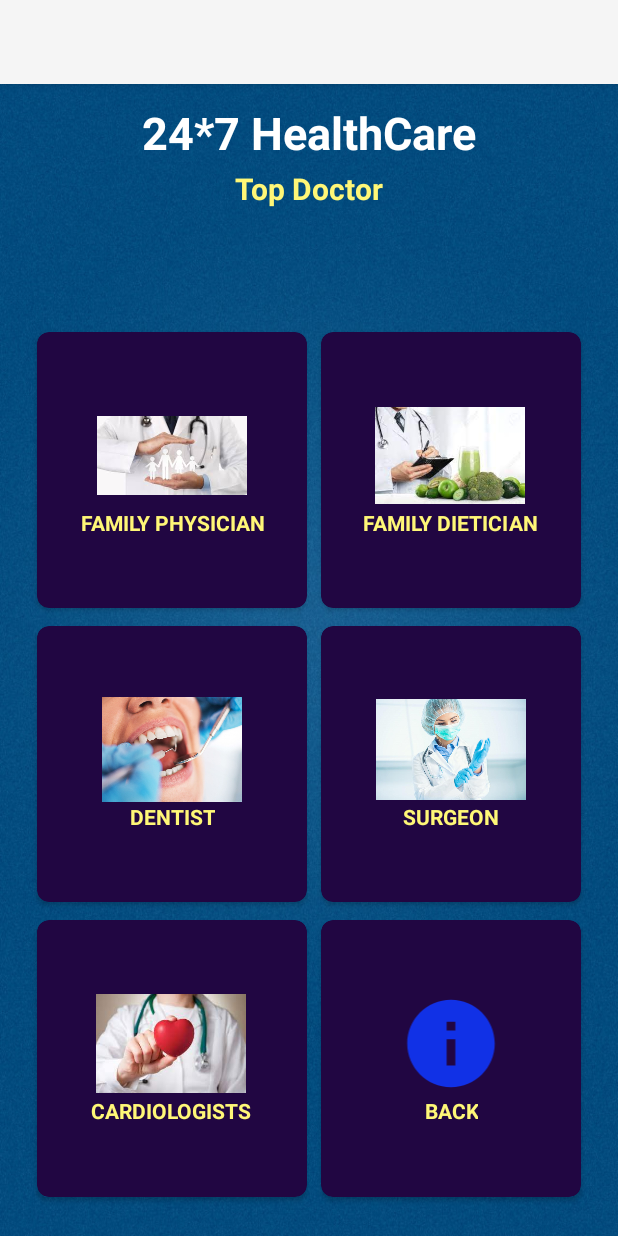
After one commit to NasirAkra/HealthCareApp, an Android app: the FindDoctorActivity screen opened directly, with no data from a screen before it, on a phone screen of 412 x 824 dp. The commit adds this screen. Run offline under Robolectric (Android 15) with nearby library versions, the phone set to English and light mode, and no system bars.

Commit message:
Add Home and Find Dctor Activity + Room Databasee]

```diff
--- a/app/src/main/AndroidManifest.xml
+++ b/app/src/main/AndroidManifest.xml
@@ -12,6 +12,12 @@
         android:supportsRtl="true"
         android:theme="@style/Theme.HealthCareApp"
         tools:targetApi="31">
+        <activity
+            android:name=".FindDoctorActivity"
+            android:exported="false" />
+        <activity
+            android:name=".HomeActivity"
+            android:exported="false" />
         <activity
             android:name=".RegisterActivity"
             android:exported="false" />
--- /dev/null
+++ b/app/src/main/java/com/brain/healthcareapp/FindDoctorActivity.java
@@ -0,0 +1,24 @@
+package com.brain.healthcareapp;
+
+import android.os.Bundle;
+
+import androidx.activity.EdgeToEdge;
+import androidx.appcompat.app.AppCompatActivity;
+import androidx.core.graphics.Insets;
+import androidx.core.view.ViewCompat;
+import androidx.core.view.WindowInsetsCompat;
+
+public class FindDoctorActivity extends AppCompatActivity {
+
+    @Override
+    protected void onCreate(Bundle savedInstanceState) {
+        super.onCreate(savedInstanceState);
+        EdgeToEdge.enable(this);
+        setContentView(R.layout.activity_find_doctor);
+        ViewCompat.setOnApplyWindowInsetsListener(findViewById(R.id.main), (v, insets) -> {
+            Insets systemBars = insets.getInsets(WindowInsetsCompat.Type.systemBars());
+            v.setPadding(systemBars.left, systemBars.top, systemBars.right, systemBars.bottom);
+            return insets;
+        });
+    }
+}
--- a/app/src/main/java/com/brain/healthcareapp/RegisterActivity.java
+++ b/app/src/main/java/com/brain/healthcareapp/RegisterActivity.java
@@ -36,6 +36,7 @@ public class RegisterActivity extends AppCompatActivity {
             String password=Repassword.getText().toString();
             String Confirm=Reconfirmpassword.getText().toString();
             String email=Email.getText().toString();
+            Database db =new Database(getApplicationContext(),"HealthCare",null,1);
 
             if (username.isEmpty() || password.isEmpty() || Confirm.isEmpty() || email.isEmpty())
             {
@@ -47,6 +48,7 @@ public class RegisterActivity extends AppCompatActivity {
                {
                    if (isValid(password))
                    {
+                       db.register(username,email,password);
                        Toast.makeText(this, "Record Inserted", Toast.LENGTH_SHORT).show();
                        startActivity(new Intent(RegisterActivity.this,LoginActivity.class));
 
--- /dev/null
+++ b/app/src/main/res/layout/activity_find_doctor.xml
@@ -0,0 +1,244 @@
+<?xml version="1.0" encoding="utf-8"?>
+<RelativeLayout
+    xmlns:android="http://schemas.android.com/apk/res/android"
+    xmlns:app="http://schemas.android.com/apk/res-auto"
+    xmlns:tools="http://schemas.android.com/tools"
+    android:id="@+id/main"
+    android:layout_width="match_parent"
+    android:layout_height="match_parent"
+    android:background="@drawable/background"
+    tools:context=".FindDoctorActivity">
+    <TextView
+        android:id="@+id/titleFindDoctor"
+        android:layout_width="wrap_content"
+        android:layout_height="wrap_content"
+        android:text="24*7 HealthCare"
+        android:textColor="#fff"
+        android:textStyle="bold"
+        android:textSize="30sp"
+        android:layout_centerHorizontal="true"
+        android:layout_margin="12dp"
+        tools:ignore="HardcodedText" />
+    <TextView
+        android:id="@+id/titleFindDoctorTop"
+        android:layout_width="wrap_content"
+        android:layout_height="wrap_content"
+        android:layout_marginStart="12dp"
+        android:layout_marginEnd="12dp"
+        android:text="Top Doctor"
+        android:layout_marginBottom="12dp"
+        android:textColor="#fff777"
+        android:textStyle="bold"
+        android:textSize="20sp"
+        android:layout_centerHorizontal="true"
+        android:layout_margin="56dp"
+        tools:ignore="HardcodedText" />
+    <GridLayout
+        android:layout_width="match_parent"
+        android:layout_height="match_parent"
+        android:layout_below="@id/titleFindDoctorTop"
+        android:layout_margin="20dp"
+        android:columnCount="2"
+        android:rowCount="3">
+        <androidx.cardview.widget.CardView
+            android:layout_width="wrap_content"
+            android:layout_height="wrap_content"
+            android:id="@+id/cardFDfamilyPhysician"
+            android:layout_row="0"
+            android:layout_column="0"
+            android:layout_rowWeight="1"
+            android:layout_columnWeight="1"
+            android:layout_gravity="fill"
+            app:cardBackgroundColor="@color/purpleDark"
+            app:cardCornerRadius="8dp"
+            android:elevation="8dp"
+            app:cardUseCompatPadding="true">
+            <LinearLayout
+                android:layout_width="wrap_content"
+                android:layout_height="wrap_content"
+                android:layout_gravity="center_horizontal|center_vertical"
+                android:gravity="center"
+                android:orientation="vertical">
+                <ImageView
+                    android:layout_width="100dp"
+                    android:layout_height="70dp"
+                    android:src="@drawable/family_physicians"/>
+                <TextView
+                    android:layout_width="wrap_content"
+                    android:layout_height="wrap_content"
+                    android:text="Family Physician"
+                    android:textAllCaps="true"
+                    android:textAlignment="center"
+                    android:textColor="@color/YellowLight"
+                    android:textStyle="bold"/>
+            </LinearLayout>
+        </androidx.cardview.widget.CardView>
+        <androidx.cardview.widget.CardView
+            android:layout_width="wrap_content"
+            android:layout_height="wrap_content"
+            android:id="@+id/cardFDDetician"
+            android:layout_row="0"
+            android:layout_column="1"
+            android:layout_rowWeight="1"
+            android:layout_columnWeight="1"
+            android:layout_gravity="fill"
+            app:cardBackgroundColor="@color/purpleDark"
+            app:cardCornerRadius="8dp"
+            android:elevation="8dp"
+            app:cardUseCompatPadding="true">
+            <LinearLayout
+                android:layout_width="wrap_content"
+                android:layout_height="wrap_content"
+                android:layout_gravity="center_horizontal|center_vertical"
+                android:gravity="center"
+                android:orientation="vertical">
+                <ImageView
+                    android:layout_width="100dp"
+                    android:layout_height="70dp"
+                    android:src="@drawable/dietician"/>
+                <TextView
+                    android:layout_width="wrap_content"
+                    android:layout_height="wrap_content"
+                    android:text="Family Dietician"
+                    android:textAllCaps="true"
+                    android:textAlignment="center"
+                    android:textColor="@color/YellowLight"
+                    android:textStyle="bold"/>
+            </LinearLayout>
+        </androidx.cardview.widget.CardView>
+        <androidx.cardview.widget.CardView
+            android:layout_width="wrap_content"
+            android:layout_height="wrap_content"
+            android:id="@+id/cardFDDentist"
+            android:layout_row="1"
+            android:layout_column="0"
+            android:layout_rowWeight="1"
+            android:layout_columnWeight="1"
+            android:layout_gravity="fill"
+            app:cardBackgroundColor="@color/purpleDark"
+            app:cardCornerRadius="8dp"
+            android:elevation="8dp"
+            app:cardUseCompatPadding="true">
+            <LinearLayout
+                android:layout_width="wrap_content"
+                android:layout_height="wrap_content"
+                android:layout_gravity="center_horizontal|center_vertical"
+                android:gravity="center"
+                android:orientation="vertical">
+                <ImageView
+                    android:layout_width="100dp"
+                    android:layout_height="70dp"
+                    android:src="@drawable/dentist"/>
+                <TextView
+                    android:layout_width="wrap_content"
+                    android:layout_height="wrap_content"
+                    android:text="Dentist"
+                    android:textAllCaps="true"
+                    android:textAlignment="center"
+                    android:textColor="@color/YellowLight"
+                    android:textStyle="bold"/>
+            </LinearLayout>
+        </androidx.cardview.widget.CardView>
+        <androidx.cardview.widget.CardView
+            android:layout_width="wrap_content"
+            android:layout_height="wrap_content"
+            android:id="@+id/cardFDSurgeon"
+            android:layout_row="1"
+            android:layout_column="1"
+            android:layout_rowWeight="1"
+            android:layout_columnWeight="1"
+            android:layout_gravity="fill"
+            app:cardBackgroundColor="@color/purpleDark"
+            app:cardCornerRadius="8dp"
+            android:elevation="8dp"
+            app:cardUseCompatPadding="true">
+            <LinearLayout
+                android:layout_width="wrap_content"
+                android:layout_height="wrap_content"
+                android:layout_gravity="center_horizontal|center_vertical"
+                android:gravity="center"
+                android:orientation="vertical">
+                <ImageView
+                    android:layout_width="100dp"
+                    android:layout_height="70dp"
+                    android:src="@drawable/surgeon"/>
+                <TextView
+                    android:layout_width="wrap_content"
+                    android:layout_height="wrap_content"
+                    android:text="Surgeon"
+                    android:textAllCaps="true"
+                    android:textAlignment="center"
+                    android:textColor="@color/YellowLight"
+                    android:textStyle="bold"/>
+            </LinearLayout>
+        </androidx.cardview.widget.CardView>
+        <androidx.cardview.widget.CardView
+            android:layout_width="wrap_content"
+            android:layout_height="wrap_content"
+            android:id="@+id/cardFDfCardiologits"
+            android:layout_row="2"
+            android:layout_column="0"
+            android:layout_rowWeight="1"
+            android:layout_columnWeight="1"
+            android:layout_gravity="fill"
+            app:cardBackgroundColor="@color/purpleDark"
+            app:cardCornerRadius="8dp"
+            android:elevation="8dp"
+            app:cardUseCompatPadding="true">
+            <LinearLayout
+                android:layout_width="wrap_content"
+                android:layout_height="wrap_content"
+                android:layout_gravity="center_horizontal|center_vertical"
+                android:gravity="center"
+                android:orientation="vertical">
+                <ImageView
+                    android:layout_width="100dp"
+                    android:layout_height="70dp"
+                    android:src="@drawable/cardiologists"/>
+                <TextView
+                    android:layout_width="wrap_content"
+                    android:layout_height="wrap_content"
+                    android:text="cardiologists"
+                    android:textAllCaps="true"
+                    android:textAlignment="center"
+                    android:textColor="@color/YellowLight"
+                    android:textStyle="bold"/>
+            </LinearLayout>
+        </androidx.cardview.widget.CardView>
+        <androidx.cardview.widget.CardView
+            android:layout_width="wrap_content"
+            android:layout_height="wrap_content"
+            android:id="@+id/cardBackButton"
+            android:layout_row="2"
+            android:layout_column="1"
+            android:layout_rowWeight="1"
+            android:layout_columnWeight="1"
+            android:layout_gravity="fill"
+            app:cardBackgroundColor="@color/purpleDark"
+            app:cardCornerRadius="8dp"
+            android:elevation="8dp"
+            app:cardUseCompatPadding="true">
+            <LinearLayout
+                android:layout_width="wrap_content"
+                android:layout_height="wrap_content"
+                android:layout_gravity="center_horizontal|center_vertical"
+                android:gravity="center"
+                android:orientation="vertical">
+                <ImageView
+                    android:layout_width="100dp"
+                    android:layout_height="70dp"
+                    android:src="@drawable/info"/>
+                <TextView
+                    android:layout_width="wrap_content"
+                    android:layout_height="wrap_content"
+                    android:text="back"
+                    android:textAllCaps="true"
+                    android:textAlignment="center"
+                    android:textColor="@color/YellowLight"
+                    android:textStyle="bold"/>
+            </LinearLayout>
+        </androidx.cardview.widget.CardView>
+    </GridLayout>
+
+
+</RelativeLayout>
```
Also changed, not shown: app/src/main/java/com/brain/healthcareapp/Database.java (+15 -0 lines), app/src/main/java/com/brain/healthcareapp/HomeActivity.java (added, +37 -0 lines), app/src/main/java/com/brain/healthcareapp/LoginActivity.java (+15 -1 lines), app/src/main/res/layout/activity_home.xml (added, +251 -0 lines).
